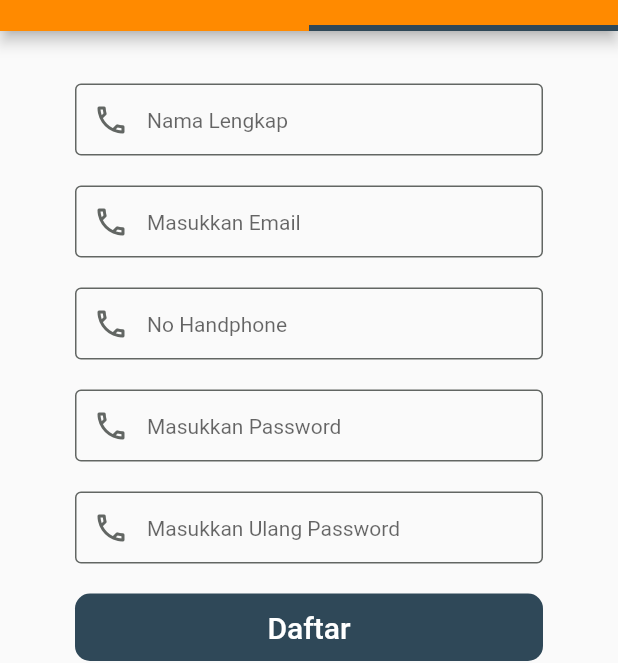
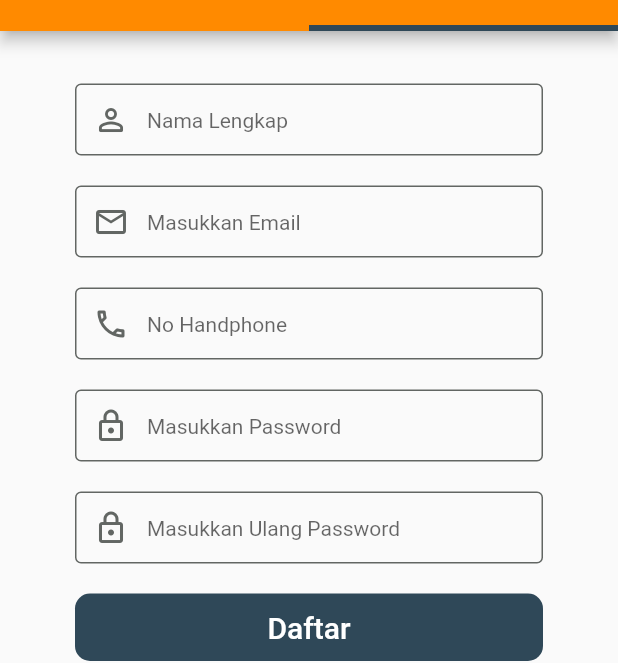
Before and after one commit to snykk/Ayummy, a Flutter app: the screen it shows after launch, tab 2 chosen, on a phone screen of 412 x 824 dp. Shown: the part 338-1001 px from the top of the screen. Run offline on Flutter 3.47's test engine with Material 2 defaults, Android fonts, the phone set to English and light mode, and no system bars.

Commit message:
Small changes

```diff
--- a/lib/pages/auth_page_regsiter.dart
+++ b/lib/pages/auth_page_regsiter.dart
@@ -25,7 +25,8 @@ class AuthPageRegister extends StatelessWidget {
               TextInputType.name,
               "Nama Lengkap",
               false,
-              null
+              null,
+              Icons.person_outline_rounded
             ),
             const SizedBox(
               height: 20,
@@ -34,7 +35,8 @@ class AuthPageRegister extends StatelessWidget {
               TextInputType.emailAddress,
               "Masukkan Email",
               false,
-              null
+              null,
+              Icons.email_outlined,
             ),
             const SizedBox(
               height: 20,
@@ -46,6 +48,7 @@ class AuthPageRegister extends StatelessWidget {
               <TextInputFormatter>[
                 FilteringTextInputFormatter.allow(RegExp(r'[0-9]')),
               ],
+              Icons.phone_outlined,
             ),
             const SizedBox(
               height: 20,
@@ -54,7 +57,8 @@ class AuthPageRegister extends StatelessWidget {
               TextInputType.name,
               "Masukkan Password",
               true,
-              null
+              null,
+              Icons.lock_outlined,
             ),
             const SizedBox(
               height: 20,
@@ -63,7 +67,8 @@ class AuthPageRegister extends StatelessWidget {
               TextInputType.name,
               "Masukkan Ulang Password",
               true,
-              null
+              null,
+              Icons.lock_outlined,
             ),
             const SizedBox(
               height: 20,
@@ -131,6 +136,7 @@ class AuthPageRegister extends StatelessWidget {
     String _text,
     bool _obscureText,
     List<TextInputFormatter>? _inputFormatters,
+    IconData _customIconData
   )
   {
     return TextField(
@@ -142,9 +148,9 @@ class AuthPageRegister extends StatelessWidget {
 
       decoration: InputDecoration(
         contentPadding: const EdgeInsets.symmetric(vertical: 0),
-        prefixIcon: const Icon(
-          Icons.phone_outlined,
-          color: Color(0xff626663),
+        prefixIcon: Icon(
+          _customIconData,
+          color: const Color(0xff626663),
         ),
         border: OutlineInputBorder(
           borderRadius: BorderRadius.circular(40.0),
```
Also changed, not shown: lib/pages/auth_page_login.dart (+8 -4 lines).
